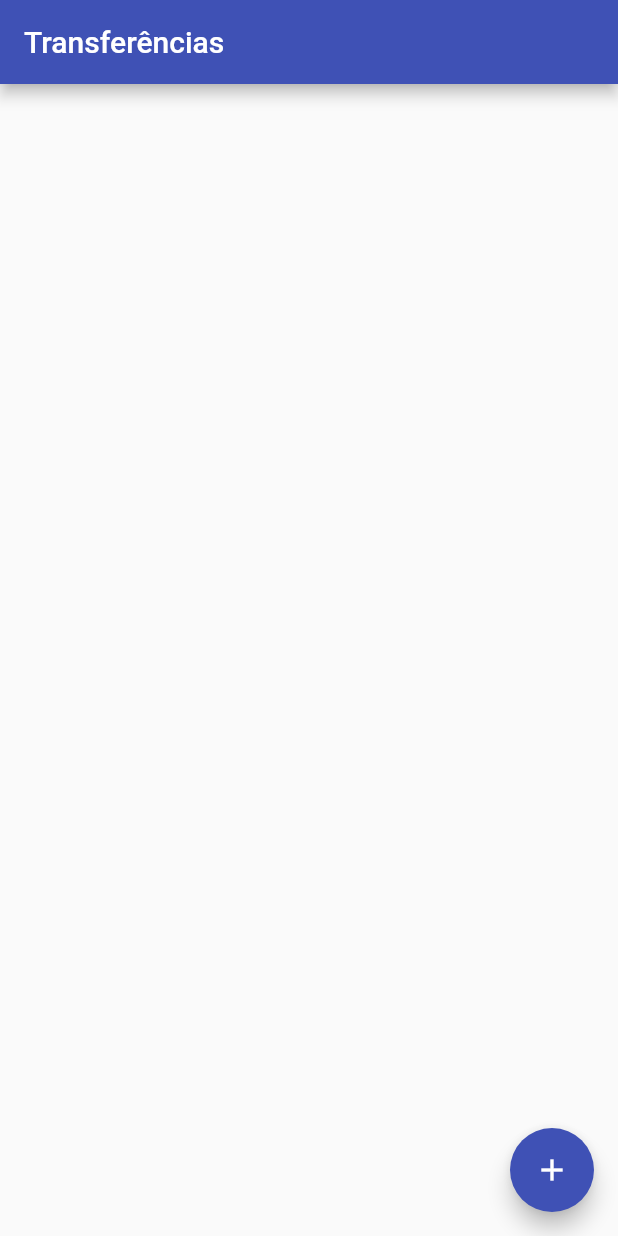
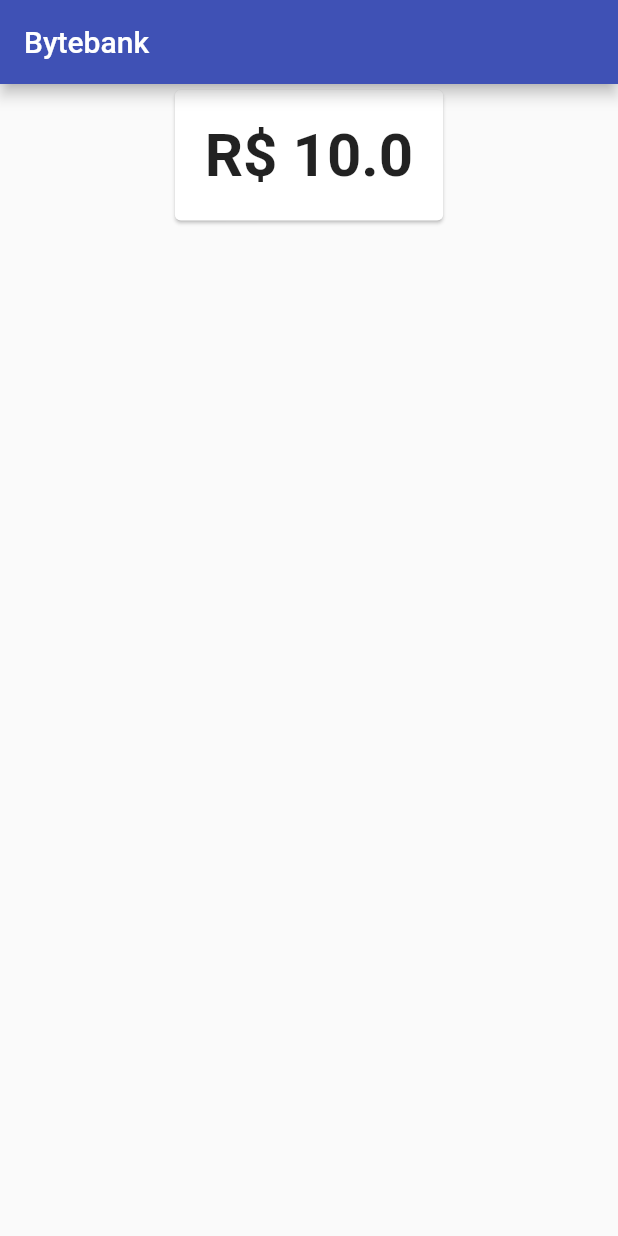
Before and after one commit to jhoisz/Bytebank_Provider, a Flutter app: the screen it shows after launch, on a phone screen of 412 x 824 dp. Run offline on Flutter 3.47's test engine with Material 2 defaults, Android fonts, the phone set to English and light mode, and no system bars; Roboto replaces fonts that are missing (Poppins).

Commit message:
#1 Criando o dashboard

```diff
--- a/lib/main.dart
+++ b/lib/main.dart
@@ -1,8 +1,15 @@
-import 'package:bytebank/screens/transferencia/lista.dart';
+import 'package:bytebank/models/saldo.dart';
+import 'package:bytebank/screens/dashboard/dashboard.dart';
 import 'package:flutter/material.dart';
+import 'package:provider/provider.dart';
 
 void main() {
-  runApp(const BytebankApp());
+  runApp(
+    Provider(
+      create: (context) => Saldo(0),
+      child: const BytebankApp(),
+    ),
+  );
 }
 
 class BytebankApp extends StatelessWidget {
@@ -19,7 +26,7 @@ class BytebankApp extends StatelessWidget {
           buttonColor: Colors.indigo,
         ),
       ),
-      home: ListaTransferencias(),
+      home: const Dashboard(),
     );
   }
 }
--- /dev/null
+++ b/lib/models/saldo.dart
@@ -0,0 +1,13 @@
+import 'package:flutter/material.dart';
+
+class Saldo extends ChangeNotifier {
+  final double valor;
+
+  Saldo(this.valor);
+
+  @override
+  String toString() {
+    // TODO: implement toString
+    return 'R\$ $valor';
+  }
+}
--- /dev/null
+++ b/lib/screens/dashboard/dashboard.dart
@@ -0,0 +1,22 @@
+import 'package:bytebank/models/saldo.dart';
+import 'package:bytebank/screens/dashboard/saldo_card.dart';
+import 'package:flutter/material.dart';
+
+class Dashboard extends StatelessWidget {
+  const Dashboard({super.key});
+
+  @override
+  Widget build(BuildContext context) {
+    return Scaffold(
+      appBar: AppBar(
+        title: const Text('Bytebank'),
+      ),
+      body: Align(
+        alignment: Alignment.topCenter,
+        child: SaldoCard(
+          saldo: Saldo(10.0),
+        ),
+      ),
+    );
+  }
+}
--- /dev/null
+++ b/lib/screens/dashboard/saldo_card.dart
@@ -0,0 +1,24 @@
+import 'package:bytebank/models/saldo.dart';
+import 'package:flutter/material.dart';
+
+class SaldoCard extends StatelessWidget {
+  const SaldoCard({super.key, required this.saldo});
+  final Saldo? saldo;
+
+  @override
+  Widget build(BuildContext context) {
+    return Card(
+      child: Padding(
+        padding: const EdgeInsets.all(20),
+        child: Text(
+          saldo.toString(),
+          textAlign: TextAlign.center,
+          style: const TextStyle(
+            fontSize: 40,
+            fontWeight: FontWeight.bold,
+          ),
+        ),
+      ),
+    );
+  }
+}
--- a/pubspec.yaml
+++ b/pubspec.yaml
@@ -44,6 +44,7 @@ dev_dependencies:
   # package. See that file for information about deactivating specific lint
   # rules and activating additional ones.
   flutter_lints: ^2.0.0
+  provider: ^6.0.4
 
 # For information on the generic Dart part of this file, see the
 # following page: https://dart.dev/tools/pub/pubspec
```
Also changed, not shown: pubspec.lock, 1 other file.
